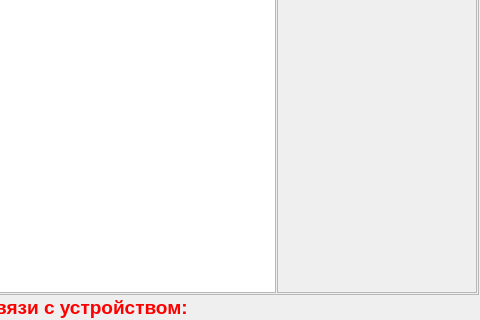
Before: the Qt Designer form metodics/trenagers/trentakeputexecute.ui in grigp/a-analyser, drawn with Qt 5; both pictures show x 387 to 867 and y 328 to 648 of the 867 by 648 pixel window.
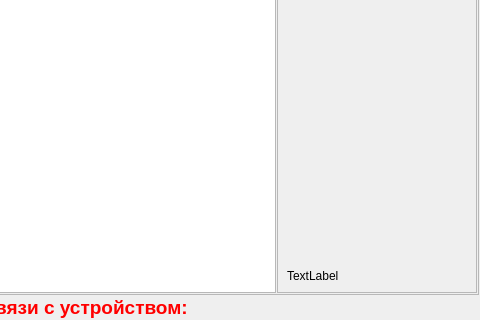
After: the same form once the commit is applied. Icons and pictures are not drawn.

Commit message: Построение картинок - отладка

```diff
--- a/metodics/trenagers/trentakeputexecute.ui
+++ b/metodics/trenagers/trentakeputexecute.ui
@@ -70,6 +70,12 @@
           <height>0</height>
          </size>
         </property>
+        <property name="maximumSize">
+         <size>
+          <width>200</width>
+          <height>16777215</height>
+         </size>
+        </property>
         <property name="frameShape">
          <enum>QFrame::StyledPanel</enum>
         </property>
@@ -388,6 +394,13 @@
            </property>
           </spacer>
          </item>
+         <item>
+          <widget class="QLabel" name="lblFullPicture">
+           <property name="text">
+            <string>TextLabel</string>
+           </property>
+          </widget>
+         </item>
         </layout>
        </widget>
       </item>
```
The commit also changes 2 other files.
